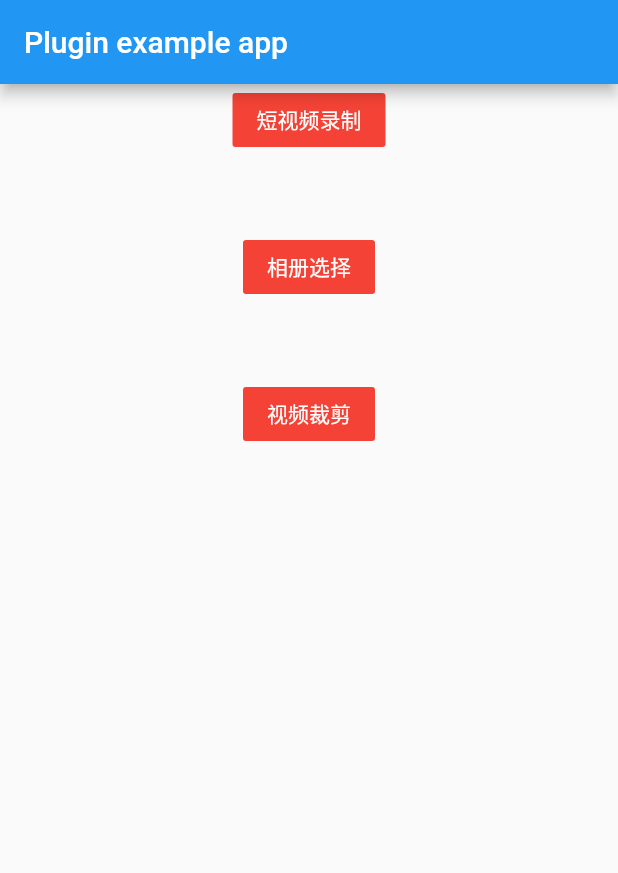
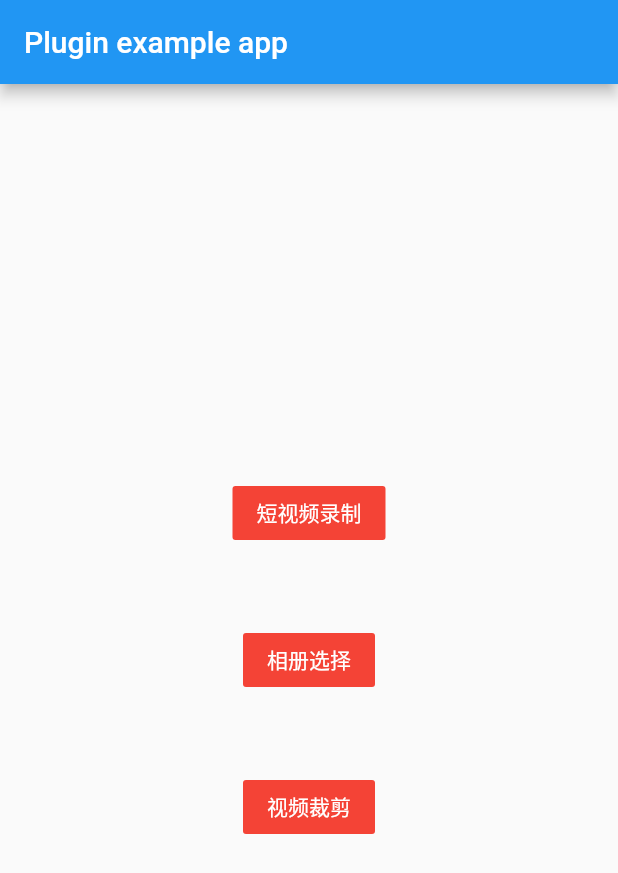
Before and after one commit to fantasyStyle/shortVideoPlugin, a Flutter app: the screen it shows after launch, after a tap on "视频裁剪", on a phone screen of 412 x 824 dp. Shown: the top 873 px of the screen. Run offline on Flutter 3.47's test engine with Material 2 defaults, Android fonts, the phone set to English and light mode, and no system bars; our stand-ins replace image_picker.

Commit message:
视频裁剪修复

```diff
--- a/example/lib/main.dart
+++ b/example/lib/main.dart
@@ -58,7 +58,10 @@ class _MyAppState extends State<MyApp> {
           title: const Text('Plugin example app'),
         ),
         body: Center(
-            child: Column(children: <Widget>[
+            child: Column(
+                crossAxisAlignment: CrossAxisAlignment.center,
+                mainAxisAlignment: MainAxisAlignment.center,
+                children: <Widget>[
               FlatButton(
                   color: Colors.red,
                   textColor: Colors.white,
@@ -86,16 +89,16 @@ class _MyAppState extends State<MyApp> {
                     ImagePicker()
                         .getVideo(source: ImageSource.gallery)
                         .then((PickedFile file) async {
+                      debugPrint('选择的视频路径为${file.path}');
                       if (file != null && mounted) {
                         var result =
-                        await getVideoRecoder(3, 15, 2, path: file.path);
+                            await getVideoRecoder(3, 15, 3, path: file.path);
 
                         if (result != null &&
                             result['path'] != null &&
                             result['path'].toString().isNotEmpty) {}
                       }
                     });
-                await getVideoRecoder(3, 15, 2);
                   },
                   child: Container(
                     child: Text('视频裁剪'),
```
Also changed, not shown: 3 other files. Lines whose indentation alone changed are shown as unchanged.
